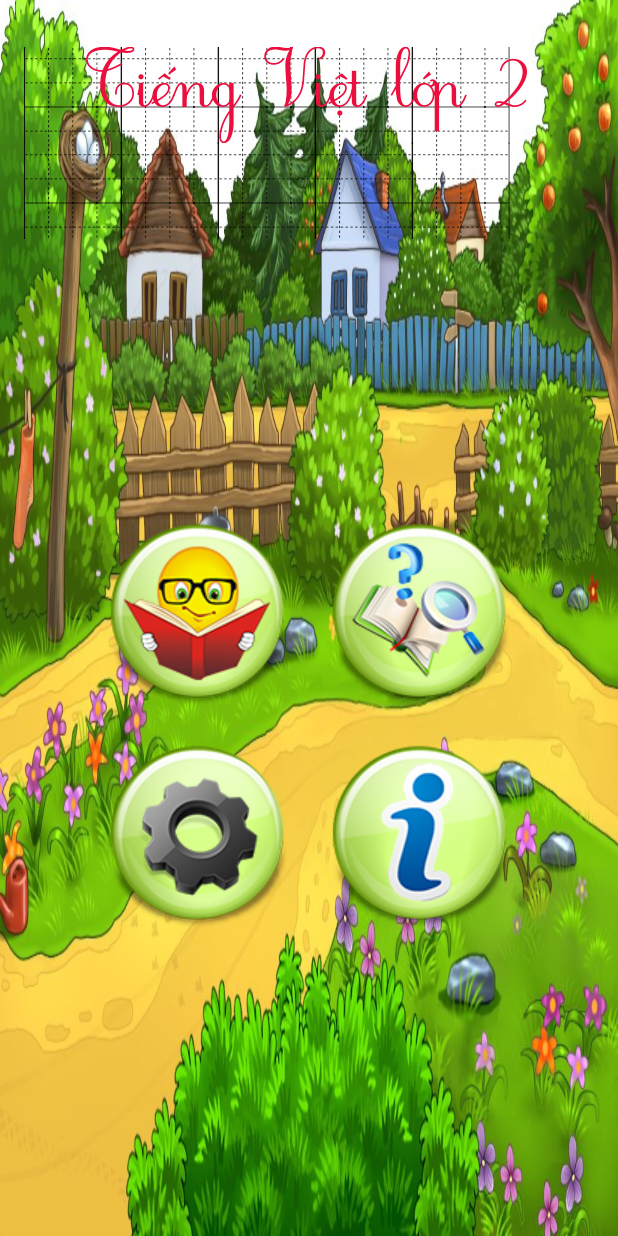
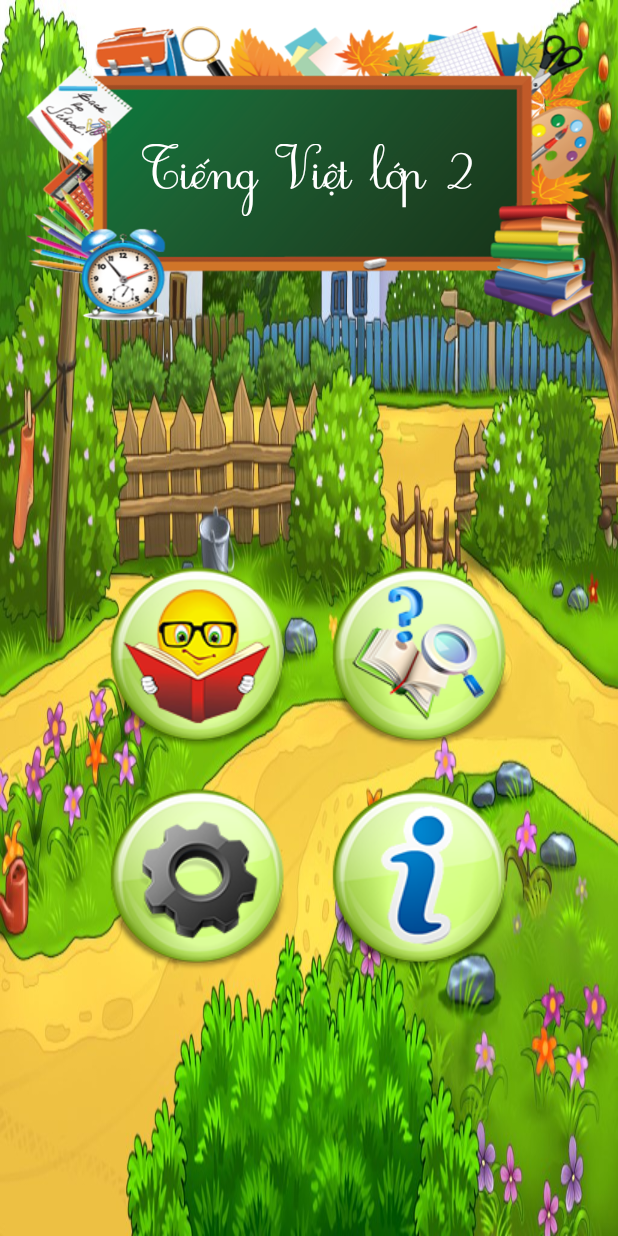
Before and after one commit to trandangai/TapDocLopHai, an Android app: the screen it shows after launch (MainActivity), on a phone screen of 412 x 824 dp. Run offline under Robolectric (Android 15) with nearby library versions, the phone set to English and light mode, and no system bars; 2 statements that could not run were skipped.

Commit message:
Cường Lê - Refactor MenuThongTin , MainActivity

```diff
--- a/app/src/main/java/com/khtn/tapdoclophai/MainActivity.java
+++ b/app/src/main/java/com/khtn/tapdoclophai/MainActivity.java
@@ -32,12 +32,12 @@ public class MainActivity extends AppCompatActivity {
         setContentView(R.layout.activity_main);
 
         TextView tx = (TextView)findViewById(R.id.txtHello);
-        TextView tx2 = (TextView)findViewById(R.id.textView);
+        //TextView tx2 = (TextView)findViewById(R.id.textView);
 
         Typeface custom_font = Typeface.createFromAsset(getAssets(),  "fonts/HP001_4_hang_bold.ttf");
 
         tx.setTypeface(custom_font);
-        tx2.setTypeface(custom_font);
+        //tx2.setTypeface(custom_font);
 
         //audioPlayer = new AudioPlayer(getApplicationContext(), R.raw.audio_test);
 
--- a/app/src/main/res/layout/activity_main.xml
+++ b/app/src/main/res/layout/activity_main.xml
@@ -18,31 +18,39 @@
 
         android:gravity="center_horizontal">
 
-        <TextView
-            android:id="@+id/textView"
+        <ImageView
             android:layout_width="wrap_content"
-            android:layout_height="wrap_content"
-            android:layout_centerHorizontal="true"
-            android:layout_marginTop="15dp"
-            android:includeFontPadding="false"
-            android:text="@string/note_grid"
-            android:textSize="40sp"
-            android:textAppearance="?android:attr/textAppearanceLarge"
-            android:textIsSelectable="false" />
+            android:layout_height="200dp"
+            android:id="@+id/imageView3"
+            android:background="@drawable/background_2"
+            />
+
+        <!--<TextView-->
+            <!--android:id="@+id/textView"-->
+            <!--android:layout_width="wrap_content"-->
+            <!--android:layout_height="wrap_content"-->
+            <!--android:layout_centerHorizontal="true"-->
+            <!--android:layout_marginTop="50dp"-->
+            <!--android:includeFontPadding="false"-->
+            <!--android:text="@string/note_grid"-->
+            <!--android:textSize="40sp"-->
+            <!--android:textAppearance="?android:attr/textAppearanceLarge"-->
+            <!--android:textIsSelectable="false" />-->
 
         <TextView
             android:id="@+id/txtHello"
             android:layout_width="wrap_content"
             android:layout_height="wrap_content"
             android:layout_centerHorizontal="true"
-            android:layout_marginTop="15dp"
+            android:layout_marginTop="80dp"
             android:includeFontPadding="false"
-            android:textSize="40sp"
+            android:textSize="30sp"
             android:text="@string/app_title"
             android:textAppearance="?android:attr/textAppearanceLarge"
             android:textIsSelectable="false"
-            android:textColor="#eb0f3f"
+            android:textColor="#ffffff"
             android:textStyle="bold|italic" />
+
     </RelativeLayout>
 
     <TableLayout
--- a/app/src/main/res/layout/activity_menu_thong_tin.xml
+++ b/app/src/main/res/layout/activity_menu_thong_tin.xml
@@ -18,7 +18,7 @@
         android:id="@+id/txtThongTin"
         android:layout_centerVertical="true"
         android:layout_centerHorizontal="true"
-        android:gravity="center"
+        android:gravity="left"
         android:elegantTextHeight="false"
         android:textColor="#fbf7f7" />
 
```
Also changed, not shown: app/src/main/java/com/khtn/tapdoclophai/MenuThongTin.java (+8 -8 lines).
